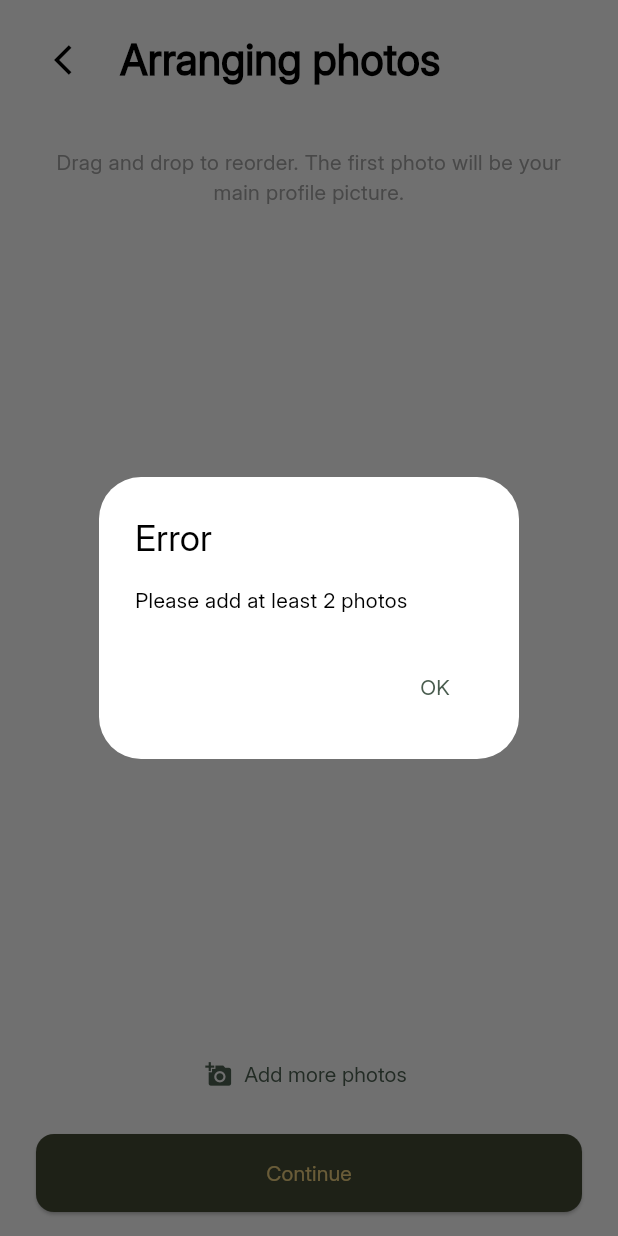
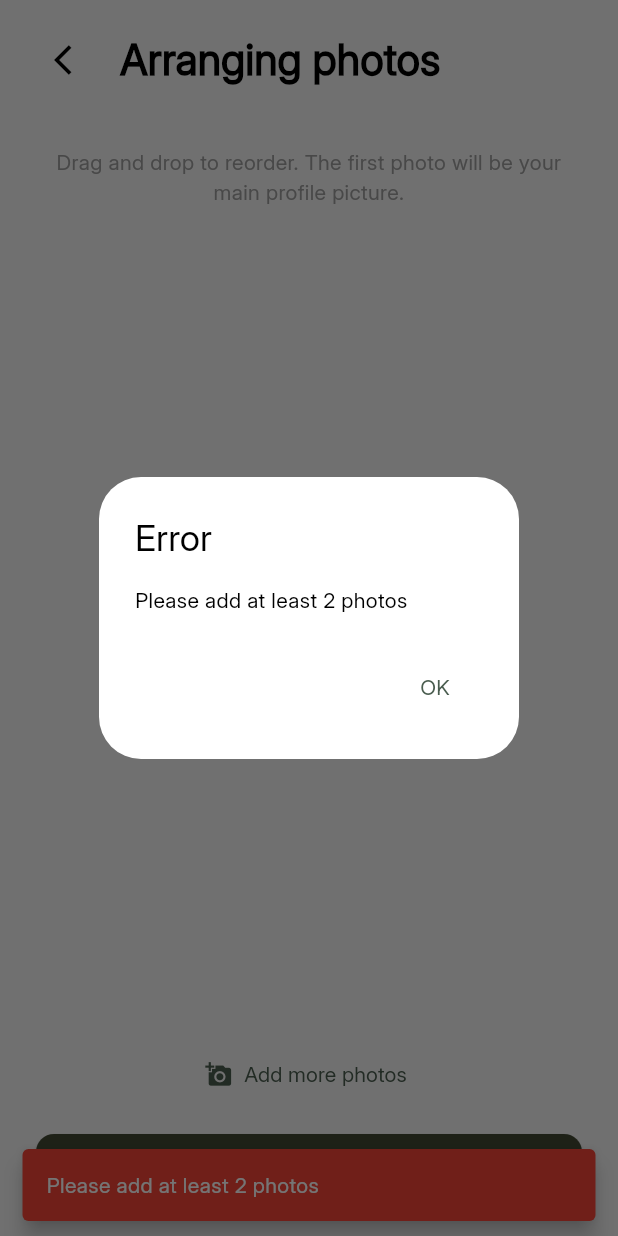
Before and after one commit to Hynox-org/blindly-dating-app, a Flutter app: the PhotoReorderScreen widget shown alone on an empty page, opened directly, after a tap on "Continue", on a phone screen of 412 x 824 dp. Run offline on Flutter 3.47's test engine with Material 3 defaults, Android fonts, the phone set to English and light mode, and no system bars; drawn by our look-alikes of reorderable_grid_view; our stand-ins replace country_code_picker, firebase_core, flutter_dotenv, flutter_image_compress, flutter_riverpod, flutter_secure_storage and 10 more; missing offline and left inert: dart_jsonwebtoken, firebase_app_check, safe_device; accounts and stored records are empty.

Commit message:
Implemented photo moderation function

```diff
--- a/lib/features/onboarding/presentation/screens/steps/photo_reorder_screen.dart
+++ b/lib/features/onboarding/presentation/screens/steps/photo_reorder_screen.dart
@@ -14,6 +14,24 @@ class PhotoReorderScreen extends ConsumerWidget {
   Widget build(BuildContext context, WidgetRef ref) {
     final mediaState = ref.watch(mediaProvider);
     final theme = Theme.of(context);
+
+    // -------------------------------------------------------------------------
+    // 🔔 NEW: Listen for "Photo Blocked" errors and show a popup
+    // -------------------------------------------------------------------------
+    ref.listen(mediaProvider, (previous, next) {
+      // If there is a new error that is different from the last one...
+      if (next.error != null && next.error != previous?.error) {
+        ScaffoldMessenger.of(context).showSnackBar(
+          SnackBar(
+            content: Text(next.error!),
+            backgroundColor: Colors.red, // Red for danger/block
+            behavior: SnackBarBehavior.floating,
+            duration: const Duration(seconds: 4),
+          ),
+        );
+      }
+    });
+    // -------------------------------------------------------------------------
 
     return BaseOnboardingStepScreen(
       title: 'Arranging photos',
@@ -79,11 +97,7 @@ class PhotoReorderScreen extends ConsumerWidget {
                     builder: (context) {
                       // Filter out nulls and keep track of original indices
                       final validItems = <MapEntry<int, File>>[];
-                      for (
-                        int i = 0;
-                        i < mediaState.selectedPhotos.length;
-                        i++
-                      ) {
+                      for (int i = 0; i < mediaState.selectedPhotos.length; i++) {
                         if (mediaState.selectedPhotos[i] != null) {
                           validItems.add(
                             MapEntry(i, mediaState.selectedPhotos[i]!),
@@ -96,14 +110,13 @@ class PhotoReorderScreen extends ConsumerWidget {
                         physics: const AlwaysScrollableScrollPhysics(),
                         padding: const EdgeInsets.only(
                           bottom: 100,
-                        ), // Zero horizontal to match Base padding
+                        ),
                         gridDelegate:
                             const SliverGridDelegateWithFixedCrossAxisCount(
-                              crossAxisCount: 3, // Matches PhotoUploadScreen
+                              crossAxisCount: 3,
                               crossAxisSpacing: 12,
                               mainAxisSpacing: 12,
-                              childAspectRatio:
-                                  0.85, // Matches PhotoUploadScreen
+                              childAspectRatio: 0.85,
                             ),
                         onReorder: (oldIndex, newIndex) {
                           ref
@@ -112,11 +125,8 @@ class PhotoReorderScreen extends ConsumerWidget {
                         },
                         itemBuilder: (context, index) {
                           final entry = validItems[index];
-                          final originalIndex =
-                              entry.key; // Sparse index if needed for delete
+                          final originalIndex = entry.key;
                           final photo = entry.value;
-
-                          // Unique key for reordering
                           final key = ValueKey(photo.path);
 
                           return _buildGridItem(
@@ -163,7 +173,6 @@ class PhotoReorderScreen extends ConsumerWidget {
     return Container(
       key: key,
       decoration: BoxDecoration(
-        // color: Colors.white, // Removed to prevent white halo during drag
         borderRadius: BorderRadius.circular(16),
         boxShadow: const [
           BoxShadow(color: Colors.black12, blurRadius: 4, offset: Offset(0, 2)),
@@ -224,7 +233,6 @@ class PhotoReorderScreen extends ConsumerWidget {
               ),
 
             // Position Indicator (Top Left)
-            // Show for all cards to indicate order
             Positioned(
               top: 6,
               left: 6,
--- a/lib/features/onboarding/providers/onboarding_providers.dart
+++ b/lib/features/onboarding/providers/onboarding_providers.dart
@@ -1,6 +1,7 @@
 import 'package:flutter_riverpod/flutter_riverpod.dart';
 import 'package:supabase_flutter/supabase_flutter.dart';
 import '../repositories/onboarding_repository.dart';
+
 
 final onboardingRepositoryProvider = Provider<OnboardingRepository>((ref) {
   final client = Supabase.instance.client;
```
Also changed, not shown: lib/features/media/data/repositories/photo_moderation_repository.dart (added, +65 -0 lines), lib/features/media/providers/media_provider.dart (+55 -40 lines), lib/features/media/providers/photo_moderation_provider.dart (added, +41 -0 lines).
